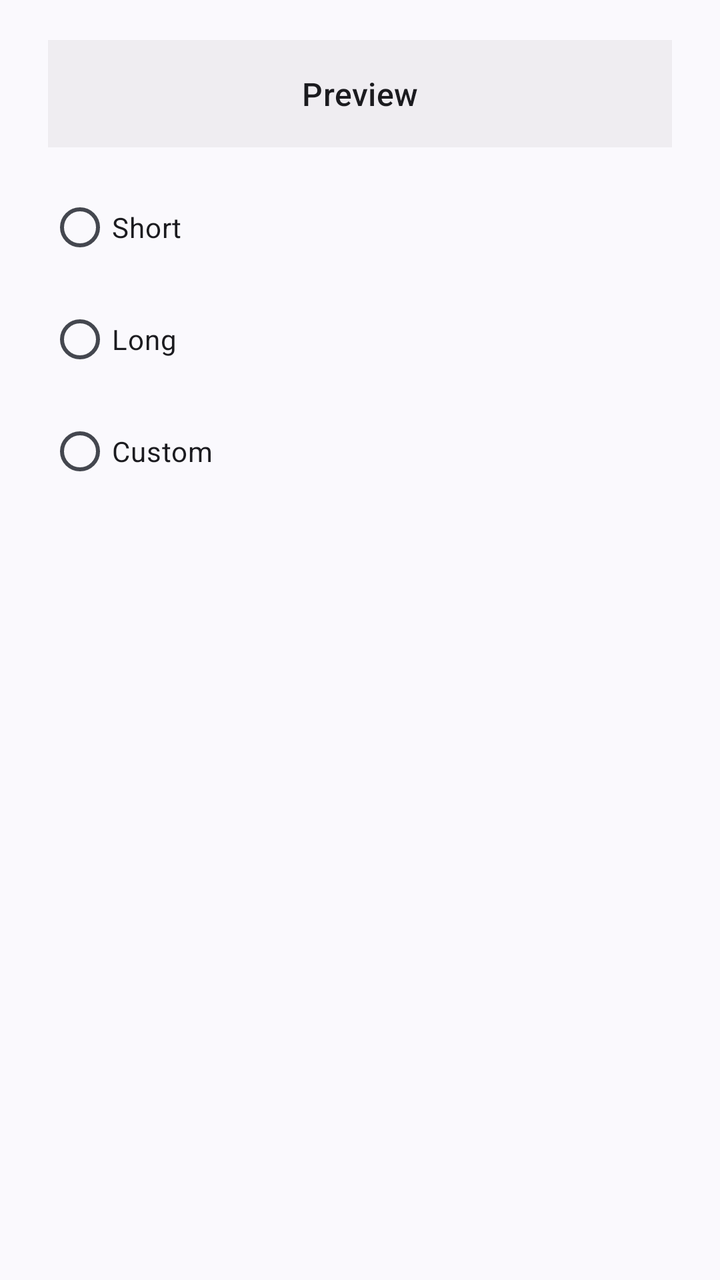
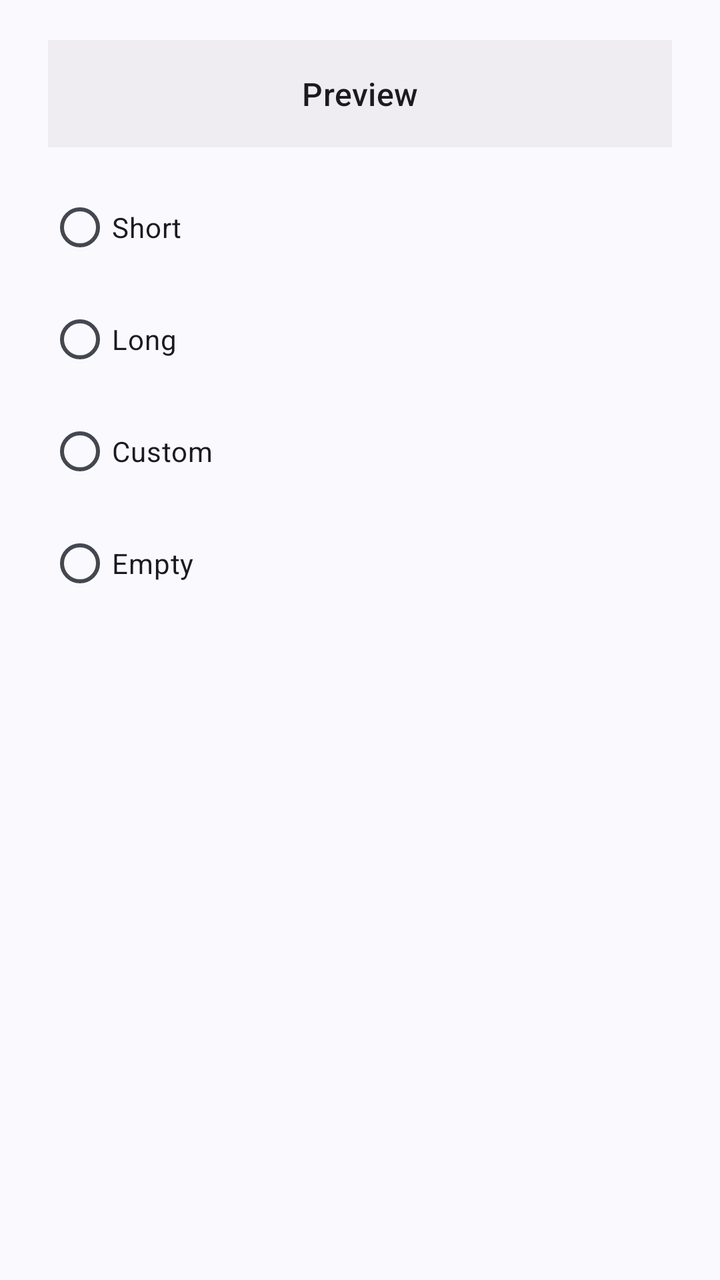

Before-and-after screenshots of an Android layout around one commit, followed by the original layout XML and the change that was made.
<!-- AndroidManifest.xml: application theme Theme.TrainTimes -->
<!-- res/layout/dialog_title_style.xml -->
<?xml version="1.0" encoding="utf-8"?>
<LinearLayout xmlns:android="http://schemas.android.com/apk/res/android"
    android:layout_width="match_parent"
    android:layout_height="wrap_content"
    android:orientation="vertical"
    android:paddingStart="24dp"
    android:paddingEnd="24dp"
    android:paddingTop="20dp"
    android:paddingBottom="24dp">

    <TextView
        android:id="@+id/dialog_title_preview"
        android:layout_width="match_parent"
        android:layout_height="wrap_content"
        android:background="?attr/colorSurfaceContainer"
        android:padding="16dp"
        android:layout_marginBottom="16dp"
        android:textAppearance="?attr/textAppearanceTitleMedium"
        android:gravity="center"
        android:text="Preview" />

    <RadioGroup
        android:id="@+id/title_style_radio_group"
        android:layout_width="match_parent"
        android:layout_height="wrap_content">

        <RadioButton
            android:id="@+id/radio_short"
            android:layout_width="match_parent"
            android:layout_height="wrap_content"
            android:layout_marginBottom="8dp"
            android:text="@string/title_style_short" />

        <RadioButton
            android:id="@+id/radio_long"
            android:layout_width="match_parent"
            android:layout_height="wrap_content"
            android:layout_marginBottom="8dp"
            android:text="@string/title_style_long" />

        <RadioButton
            android:id="@+id/radio_custom"
            android:layout_width="match_parent"
            android:layout_height="wrap_content"
            android:text="@string/title_style_custom" />
    </RadioGroup>

    <LinearLayout
        android:id="@+id/custom_title_container"
        android:layout_width="match_parent"
        android:layout_height="wrap_content"
        android:orientation="vertical"
        android:layout_marginTop="16dp"
        android:visibility="gone">

        <com.google.android.material.textfield.TextInputLayout
            android:layout_width="match_parent"
            android:layout_height="wrap_content"
            android:hint="@string/widget_title_hint">

            <com.google.android.material.textfield.TextInputEditText
                android:id="@+id/custom_title_input"
                android:layout_width="match_parent"
                android:layout_height="wrap_content"
                android:inputType="textCapSentences"
                android:singleLine="true" />
        </com.google.android.material.textfield.TextInputLayout>

        <TextView
            android:id="@+id/helper_f"
            android:layout_width="match_parent"
            android:layout_height="wrap_content"
            android:padding="8dp"
            android:background="?attr/selectableItemBackground"
            android:textAppearance="?attr/textAppearanceBody2"
            android:layout_marginTop="8dp"
            android:textColor="?attr/colorPrimary" />

        <TextView
            android:id="@+id/helper_F"
            android:layout_width="match_parent"
            android:layout_height="wrap_content"
            android:padding="8dp"
            android:background="?attr/selectableItemBackground"
            android:textAppearance="?attr/textAppearanceBody2"
            android:textColor="?attr/colorPrimary" />

        <TextView
            android:id="@+id/helper_t"
            android:layout_width="match_parent"
            android:layout_height="wrap_content"
            android:padding="8dp"
            android:background="?attr/selectableItemBackground"
            android:textAppearance="?attr/textAppearanceBody2"
            android:textColor="?attr/colorPrimary" />

        <TextView
            android:id="@+id/helper_T"
            android:layout_width="match_parent"
            android:layout_height="wrap_content"
            android:padding="8dp"
            android:background="?attr/selectableItemBackground"
            android:textAppearance="?attr/textAppearanceBody2"
            android:textColor="?attr/colorPrimary" />

        <TextView
            android:id="@+id/helper_C"
            android:layout_width="match_parent"
            android:layout_height="wrap_content"
            android:padding="8dp"
            android:background="?attr/selectableItemBackground"
            android:textAppearance="?attr/textAppearanceBody2"
            android:textColor="?attr/colorPrimary" />
    </LinearLayout>

</LinearLayout>
<!-- resources referenced by this layout -->
<resources>
  <string name="title_style_custom">Custom</string>
  <string name="title_style_long">Long</string>
  <string name="title_style_short">Short</string>
  <string name="widget_title_hint">Custom text</string>
  <style name="Theme.TrainTimes" parent="Theme.Material3.DynamicColors.DayNight">
          
      </style>
</resources>

<!-- the commit's change to res/layout/dialog_title_style.xml (unified diff, before → after) -->
@@ -42,7 +42,14 @@
             android:id="@+id/radio_custom"
             android:layout_width="match_parent"
             android:layout_height="wrap_content"
+            android:layout_marginBottom="8dp"
             android:text="@string/title_style_custom" />
+
+        <RadioButton
+            android:id="@+id/radio_empty"
+            android:layout_width="match_parent"
+            android:layout_height="wrap_content"
+            android:text="@string/title_style_empty" />
     </RadioGroup>
 
     <LinearLayout
<!-- resource entries referenced after the edit -->
@@ -1,6 +1,7 @@
 <!-- resources referenced by this layout -->
 <resources>
   <string name="title_style_custom">Custom</string>
+  <string name="title_style_empty">Empty</string>
   <string name="title_style_long">Long</string>
   <string name="title_style_short">Short</string>
   <string name="widget_title_hint">Custom text</string>
